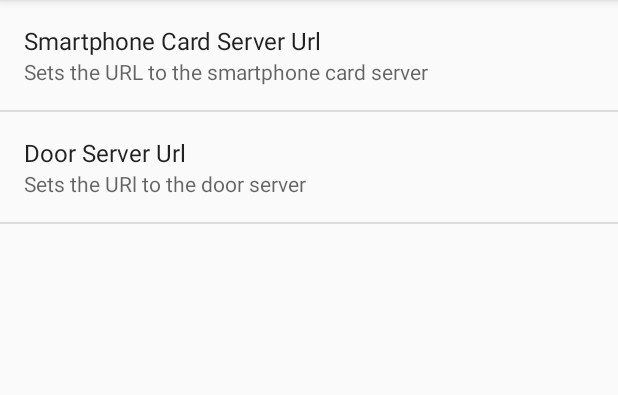
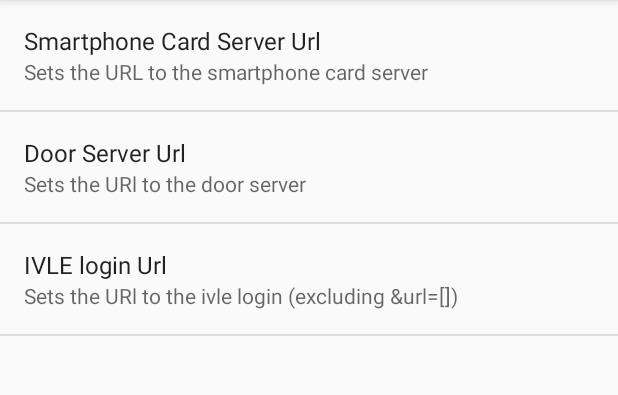
Before and after one commit to CS3235-1718-SEM1/CS3235_Project_Server, an Android app: the SettingsActivity screen opened directly, with no data from a screen before it, on a phone screen of 412 x 824 dp, the part 84-479 px from its top. Run offline under Robolectric (Android 15) with nearby library versions, the phone set to English and light mode, and no system bars.

Commit message:
Add ivle_login_default_url

```diff
--- a/androidapp/app/src/main/res/values/strings.xml
+++ b/androidapp/app/src/main/res/values/strings.xml
@@ -16,4 +16,5 @@
     </string>
     <string name="title_activity_fingerprint">FingerprintActivity</string>
     <string name="local_host_ip">http://127.0.0.1:5000</string>
+    <string name="ivle_login_default_url">https://ivle.nus.edu.sg/api/login/?%1</string>
 </resources>
--- a/androidapp/app/src/main/res/xml/preferences.xml
+++ b/androidapp/app/src/main/res/xml/preferences.xml
@@ -11,4 +11,10 @@
         android:title="Door Server Url"
         android:defaultValue="@string/local_host_ip"
         android:summary="Sets the URl to the door server"/>
+
+    <EditTextPreference
+        android:key="pref_ivleLoginUrl"
+        android:title="IVLE login Url"
+        android:defaultValue="@string/ivle_login_default_url"
+        android:summary="Sets the URl to the ivle login (excluding &amp;url=[])"/>
 </PreferenceScreen>
```
